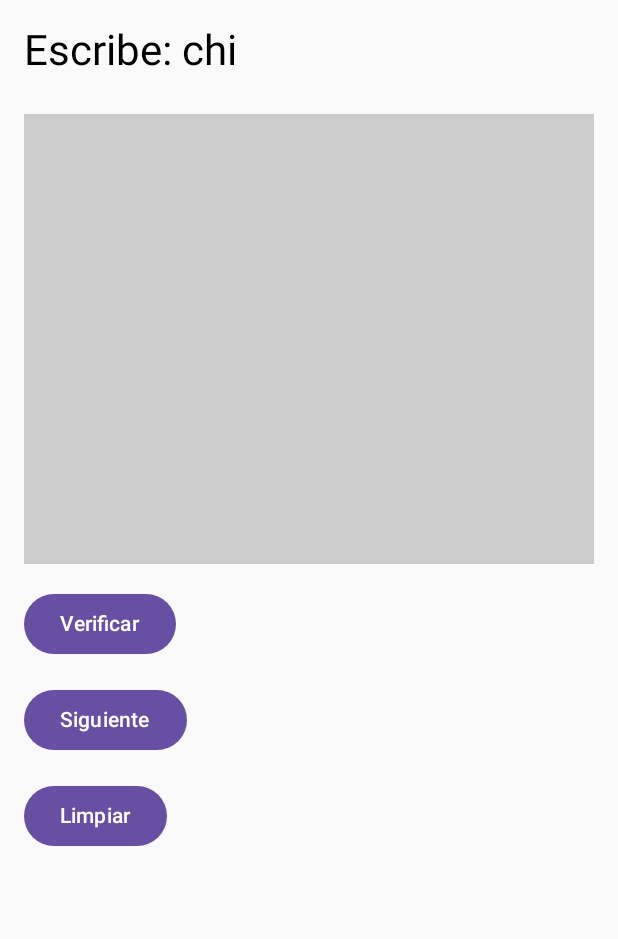
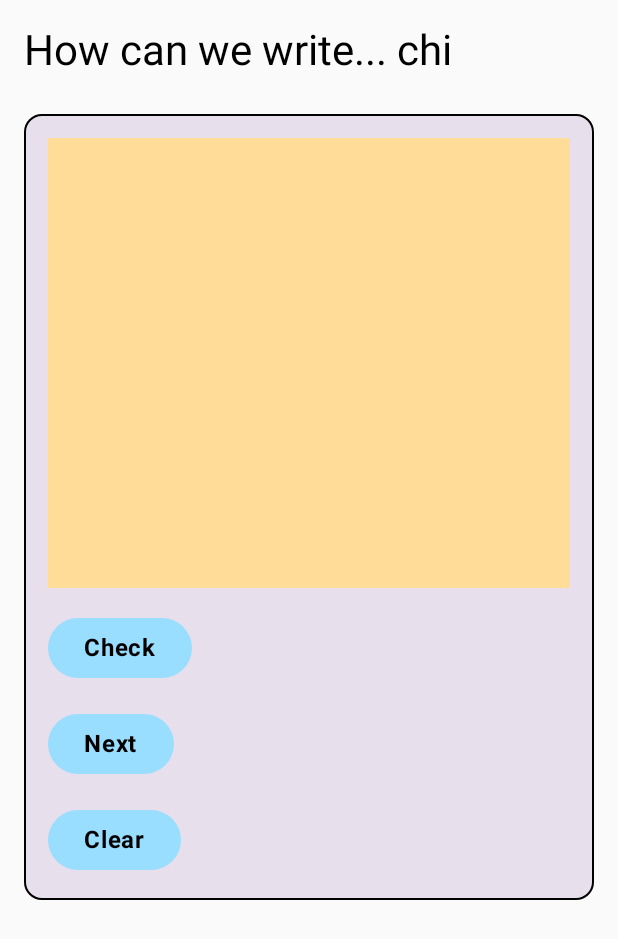
Before and after one commit to Suarking/Hiragana_Master_SPL, an Android app built with Jetpack Compose: the screen it shows after launch (MainActivity), on a phone screen of 412 x 824 dp. Shown: the top 939 px of the screen. Run offline under Robolectric (Android 15) with nearby library versions, the phone set to English and light mode, and no system bars; libraries missing offline, so code that uses them is left out: com.google.mlkit.common, com.google.mlkit.vision; 4 statements that could not run were skipped.

Commit message:
localized spanish, some theme stuff

```diff
--- a/app/src/main/java/com/spldev/hiraganamaster/HiraganaPracticeScreen.kt
+++ b/app/src/main/java/com/spldev/hiraganamaster/HiraganaPracticeScreen.kt
@@ -1,11 +1,15 @@
-package com.example.hiraganamaster.ui
+package com.spldev.hiraganamaster
 
+import androidx.compose.foundation.BorderStroke
 import androidx.compose.foundation.Canvas
 import androidx.compose.foundation.background
 import androidx.compose.foundation.gestures.detectDragGestures
 import androidx.compose.foundation.layout.*
 import androidx.compose.material3.Button
+import androidx.compose.material3.ButtonDefaults
+import androidx.compose.material3.CardDefaults
 import androidx.compose.material3.MaterialTheme
+import androidx.compose.material3.OutlinedCard
 import androidx.compose.material3.Text
 import androidx.compose.runtime.Composable
 import androidx.compose.ui.Modifier
@@ -13,6 +17,8 @@ import androidx.compose.ui.graphics.Color
 import androidx.compose.ui.graphics.Path
 import androidx.compose.ui.graphics.drawscope.Stroke
 import androidx.compose.ui.input.pointer.pointerInput
+import androidx.compose.ui.res.stringResource
+import androidx.compose.ui.text.font.FontWeight
 import androidx.compose.ui.unit.dp
 import com.spldev.hiraganamaster.viewmodel.HiraganaViewModel
 
@@ -29,17 +35,27 @@ fun HiraganaPracticeScreen(
     ) {
         // Mostrar el texto en romaji
         Text(
-            text = "Escribe: ${viewModel.currentCharacter.value.second}",
+            text = "${stringResource(R.string.title_write)} ${viewModel.currentCharacter.value.second}",
             style = MaterialTheme.typography.headlineMedium,
             modifier = Modifier.padding(bottom = 8.dp)
         )
 
+        // OutlinedCard que contiene el Canvas y los botones
+        OutlinedCard(
+            modifier = Modifier.fillMaxWidth(),
+            border = BorderStroke(1.dp, Color.Black),
+            colors = CardDefaults.outlinedCardColors(containerColor = MaterialTheme.colorScheme.surfaceVariant)
+        ) {
+            Column(
+                modifier = Modifier.padding(16.dp),
+                verticalArrangement = Arrangement.spacedBy(16.dp)
+            ) {
                 // Lienzo para dibujar los caracteres hiragana/katakana
                 Canvas(
                     modifier = Modifier
                         .fillMaxWidth()
                         .height(300.dp)
-                .background(Color.LightGray)
+                        .background(Color.hsl(40f,1f, 0.8f ))
                         .pointerInput(Unit) {
                             detectDragGestures(
                                 onDragStart = { offset ->
@@ -81,18 +97,48 @@ fun HiraganaPracticeScreen(
                 )
 
                 // Botón para verificar el dibujo del usuario
-        Button(onClick = onVerifyDrawing) {
-            Text("Verificar")
+                Button(
+                    onClick = onVerifyDrawing,
+                    colors = ButtonDefaults.buttonColors(
+                        containerColor = Color.hsl(200f, 1f, 0.8f), // Color de fondo del botón
+                        contentColor = Color.Black // Color del texto dentro del botón
+                    )
+                ) {
+                    Text(
+                        text = stringResource(R.string.button_verify),
+                        style = MaterialTheme.typography.bodyLarge.copy(fontWeight = FontWeight.Bold)
+                    )
                 }
 
                 // Botón para cambiar al siguiente carácter (opcional)
-        Button(onClick = onNextCharacter) {
-            Text("Siguiente")
+                Button(
+                    onClick = onNextCharacter,
+                    colors = ButtonDefaults.buttonColors(
+                        containerColor = Color.hsl(200f, 1f, 0.8f), // Color de fondo del botón
+                        contentColor = Color.Black // Color del texto dentro del botón
+                    )
+                ) {
+                    Text(
+                        text = stringResource(R.string.button_next),
+                        style = MaterialTheme.typography.bodyLarge.copy(fontWeight = FontWeight.Bold)
+                    )
                 }
 
                 // Botón para limpiar el lienzo manualmente (opcional)
-        Button(onClick = onClearCanvas) {
-            Text("Limpiar")
+                Button(
+                    onClick = onClearCanvas,
+                    colors = ButtonDefaults.buttonColors(
+                        containerColor = Color.hsl(200f, 1f, 0.8f), // Color de fondo del botón
+                        contentColor = Color.Black // Color del texto dentro del botón
+                    )
+                ) {
+                    Text(
+                        text = stringResource(R.string.button_clear),
+                        style = MaterialTheme.typography.bodyLarge.copy(fontWeight = FontWeight.Bold)
+                    )
+                }
+
             }
         }
     }
+}
--- a/app/src/main/java/com/spldev/hiraganamaster/MainActivity.kt
+++ b/app/src/main/java/com/spldev/hiraganamaster/MainActivity.kt
@@ -3,7 +3,6 @@ package com.spldev.hiraganamaster
 import android.os.Bundle
 import androidx.activity.ComponentActivity
 import androidx.activity.compose.setContent
-import com.example.hiraganamaster.ui.HiraganaPracticeScreen
 import com.google.mlkit.vision.digitalink.Ink
 import com.spldev.hiraganamaster.viewmodel.HiraganaViewModel
 class MainActivity : ComponentActivity() {
--- a/app/src/main/res/values/strings.xml
+++ b/app/src/main/res/values/strings.xml
@@ -1,3 +1,10 @@
 <resources>
     <string name="app_name">Hiragana Master</string>
+
+    <!--GAME SCREEN-->
+    <string name="button_verify">Check</string>
+    <string name="button_next">Next</string>
+    <string name="button_clear">Clear</string>
+    <string name="title_write">How can we write...</string>
+
 </resources>
```
Also changed, not shown: 1 other file. Lines whose indentation alone changed are shown as unchanged.
